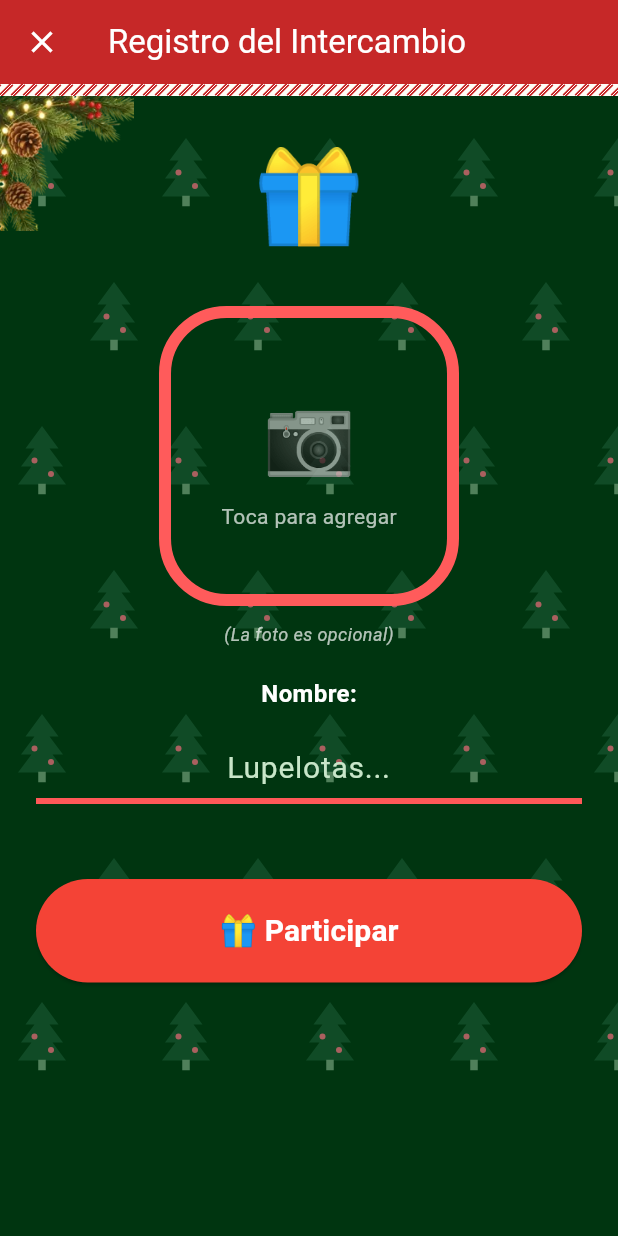
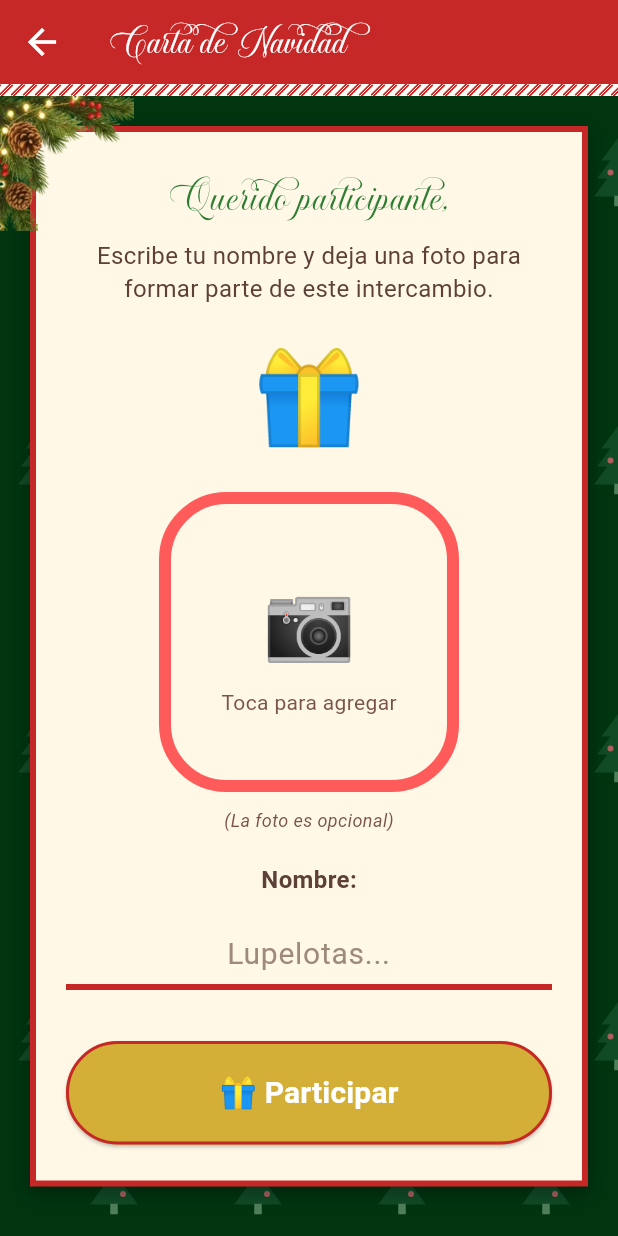
Before and after one commit to SuperrCris/intercambiosapp, a Flutter app: the RegistrationPage screen opened directly, on a phone screen of 412 x 824 dp. Run offline on Flutter 3.47's test engine with Material 3 defaults, Android fonts, the phone set to English and light mode, and no system bars; our stand-ins replace cloud_firestore, firebase_core, firebase_storage, flutter_svg, image_picker; accounts and stored records are empty; statements that could not run were skipped.

Commit message:
Rediseña formulario como carta navideña
Co-authored-by: Copilot <223556219+Copilot@users.noreply.github.com>

```diff
--- a/lib/main.dart
+++ b/lib/main.dart
@@ -400,7 +400,9 @@ class _StaggeredPhotoGrid extends StatelessWidget {
                               'Sin nombre',
                           photoUrl: entries[index].value['photoUrl'],
                           height: 224 + (index % 3) * 16,
-                          tilt: index.isEven ? -0.024 + -(Random().nextDouble() * 0.012) : 0.012 + (Random().nextDouble() * 0.012),
+                          tilt: index.isEven
+                              ? -0.024 + -(Random().nextDouble() * 0.012)
+                              : 0.012 + (Random().nextDouble() * 0.012),
                         ),
                       ),
                   ],
@@ -710,19 +712,60 @@ class _RegistrationPageState extends State<RegistrationPage> {
           child: _CandyCaneStripe(),
         ),
         leading: IconButton(
-          icon: const Icon(Icons.close),
+          tooltip: 'Salir del registro',
+          icon: const Icon(Icons.arrow_back, color: Colors.white, size: 28),
           onPressed: () => Navigator.of(context).pop(),
         ),
-        title: const Text('Registro del Intercambio'),
+        title: const Text(
+          'Carta de Navidad',
+          style: TextStyle(
+            fontFamily: 'Fortalesa',
+            fontSize: 26,
+            color: Colors.white,
+          ),
+        ),
       ),
       body: Stack(
         children: [
           CustomPaint(
             painter: _ChristmasBackgroundPainter(),
             child: SingleChildScrollView(
-              padding: EdgeInsets.all(24),
+              padding: const EdgeInsets.all(20),
+              child: Container(
+                padding: const EdgeInsets.fromLTRB(20, 24, 20, 24),
+                decoration: BoxDecoration(
+                  color: const Color(0xFFFFF8E7),
+                  border: Border.all(color: const Color(0xFFC62828), width: 4),
+                  boxShadow: const [
+                    BoxShadow(
+                      color: Color(0x55000000),
+                      blurRadius: 10,
+                      offset: Offset(0, 5),
+                    ),
+                  ],
+                ),
                 child: Column(
                   children: [
+                    Text(
+                      'Querido participante,',
+                      style: TextStyle(
+                        color: const Color(0xFF2E7D32),
+                        fontFamily: 'Fortalesa',
+                        fontSize: 28,
+                      ),
+                      textAlign: TextAlign.center,
+                    ),
+                    const SizedBox(height: 8),
+                    const Text(
+                      'Escribe tu nombre y deja una foto para formar parte de este intercambio.',
+                      textAlign: TextAlign.center,
+                      style: TextStyle(
+                        color: Color(0xFF5D4037),
+                        fontSize: 16,
+                        height: 1.35,
+                      ),
+                    ),
+                    const SizedBox(height: 18),
                     Text(
                       '🎁',
                       textAlign: TextAlign.center,
@@ -733,7 +776,7 @@ class _RegistrationPageState extends State<RegistrationPage> {
                         fontFamilyFallback: ['Noto Color Emoji'],
                       ),
                     ),
-                  SizedBox(height: 30),
+                    SizedBox(height: 20),
                     GestureDetector(
                       onTap: () async {
                         final XFile? image = await picker.pickImage(
@@ -786,7 +829,7 @@ class _RegistrationPageState extends State<RegistrationPage> {
                                   Text(
                                     '📷',
                                     style: TextStyle(
-                                    color: Colors.white70,
+                                      color: const Color(0xFFC62828),
                                       fontSize: 50,
                                       fontFamilyFallback: ['Noto Color Emoji'],
                                     ),
@@ -795,7 +838,7 @@ class _RegistrationPageState extends State<RegistrationPage> {
                                   Text(
                                     'Toca para agregar',
                                     style: TextStyle(
-                                    color: Colors.white70,
+                                      color: const Color(0xFF795548),
                                       fontFamilyFallback: ['Noto Color Emoji'],
                                     ),
                                   ),
@@ -807,7 +850,7 @@ class _RegistrationPageState extends State<RegistrationPage> {
                     Text(
                       '(La foto es opcional)',
                       style: TextStyle(
-                      color: Colors.white70,
+                        color: const Color(0xFF795548),
                         fontSize: 12,
                         fontStyle: FontStyle.italic,
                       ),
@@ -816,7 +859,7 @@ class _RegistrationPageState extends State<RegistrationPage> {
                     Text(
                       'Nombre:',
                       style: TextStyle(
-                      color: Colors.white,
+                        color: const Color(0xFF5D4037),
                         fontWeight: FontWeight.w600,
                         fontSize: 16,
                       ),
@@ -825,7 +868,7 @@ class _RegistrationPageState extends State<RegistrationPage> {
                     TextField(
                       textAlign: TextAlign.center,
                       style: TextStyle(
-                      color: Colors.white,
+                        color: const Color(0xFF3E2723),
                         fontWeight: FontWeight.w900,
                         fontSize: 24,
                       ),
@@ -834,31 +877,36 @@ class _RegistrationPageState extends State<RegistrationPage> {
                         hintText:
                             nombresPista[Random().nextInt(nombresPista.length)],
                         hintStyle: TextStyle(
-                        color: const Color(0xFFC8E6C9),
+                          color: const Color(0xFF9E8A7A),
                           fontWeight: FontWeight.w400,
                           fontSize: 20,
                         ),
                         border: UnderlineInputBorder(),
                         enabledBorder: UnderlineInputBorder(
                           borderSide: BorderSide(
-                          color: const Color.fromARGB(255, 255, 88, 88),
+                            color: const Color(0xFFC62828),
                             width: 4,
                           ),
                         ),
                         focusedBorder: UnderlineInputBorder(
                           borderSide: BorderSide(
-                          color: const Color.fromARGB(255, 244, 54, 54),
+                            color: const Color(0xFF2E7D32),
                             width: 5,
                           ),
                         ),
                       ),
                     ),
-                  SizedBox(height: 50),
+                    SizedBox(height: 34),
                     SizedBox(
                       width: double.infinity,
                       child: ElevatedButton(
                         style: ElevatedButton.styleFrom(
-                        backgroundColor: Colors.red,
+                          backgroundColor: const Color(0xFFD4AF37),
+                          foregroundColor: Colors.white,
+                          side: const BorderSide(
+                            color: Color(0xFFC62828),
+                            width: 2,
+                          ),
                           padding: EdgeInsets.symmetric(vertical: 20),
                         ),
                         onPressed: isLoading ? null : _submitRegistration,
@@ -876,6 +924,7 @@ class _RegistrationPageState extends State<RegistrationPage> {
                       ),
                     ),
                   ],
+                ),
               ),
             ),
           ),
```
Also changed, not shown: 1 other file. Lines whose indentation alone changed are shown as unchanged.
